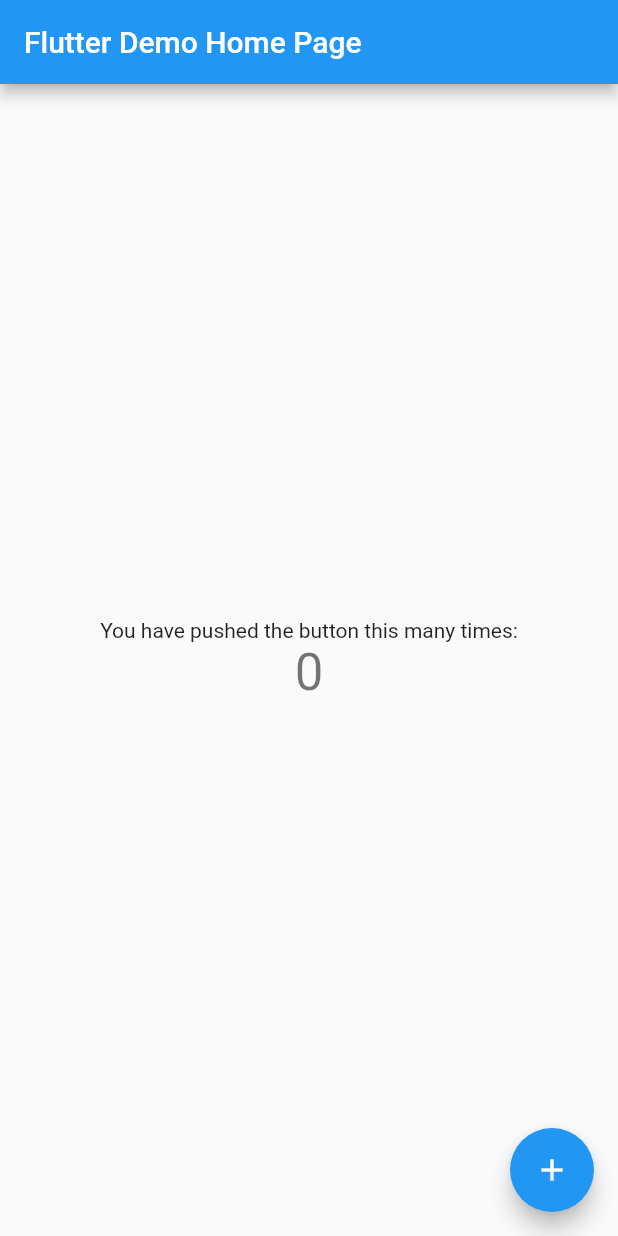
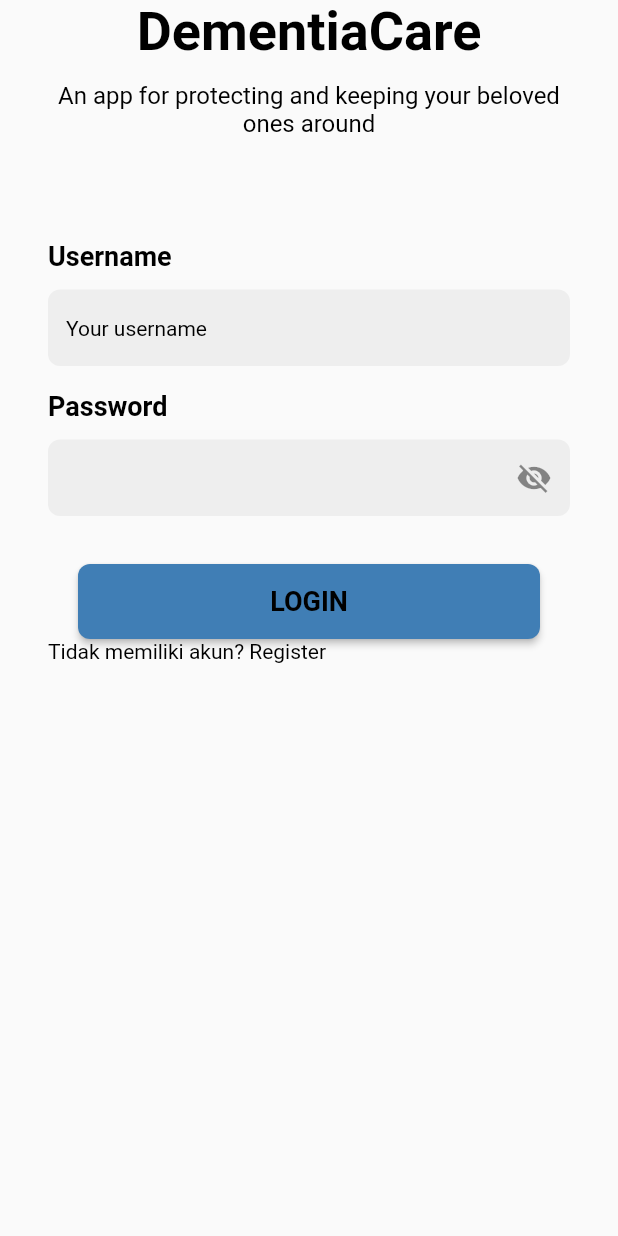
Before and after one commit to WaringWeraWanua/DukungDemensiaFE, a Flutter app: the screen it shows after launch, on a phone screen of 412 x 824 dp. Run offline on Flutter 3.47's test engine with Material 2 defaults, Android fonts, the phone set to English and light mode, and no system bars; Roboto replaces fonts that are missing (HelveticaNeue).

```diff
--- a/dukungan_demensia/lib/main.dart
+++ b/dukungan_demensia/lib/main.dart
@@ -1,4 +1,5 @@
 import 'package:flutter/material.dart';
+import 'package:dukungan_demensia/pages/login_page.dart';
 
 void main() {
   runApp(const MyApp());
@@ -24,7 +25,7 @@ class MyApp extends StatelessWidget {
         // is not restarted.
         primarySwatch: Colors.blue,
       ),
-      home: const MyHomePage(title: 'Flutter Demo Home Page'),
+      home: const LoginPage(),
     );
   }
 }
--- /dev/null
+++ b/dukungan_demensia/lib/pages/login_page.dart
@@ -0,0 +1,138 @@
+// ignore_for_file: prefer_const_constructors, prefer_const_literals_to_create_immutables
+
+import 'package:dukungan_demensia/widgets/layout/text_layout.dart';
+import 'package:flutter/material.dart';
+
+import '../widgets/layout/colors_layout.dart';
+
+class LoginPage extends StatefulWidget {
+  const LoginPage({Key? key}) : super(key: key);
+
+  @override
+  State<LoginPage> createState() => _LoginPageState();
+}
+
+class _LoginPageState extends State<LoginPage> {
+  final _formKey = GlobalKey<FormState>();
+  final _usernameController = TextEditingController();
+  final _passwordController = TextEditingController();
+
+  @override
+  void dispose() {
+    _usernameController.dispose();
+    _passwordController.dispose();
+    super.dispose();
+  }
+
+  void _submitForm() {
+    if (_formKey.currentState!.validate()) {
+      // Perform login logic here
+      final username = _usernameController.text;
+      final password = _passwordController.text;
+      // Call API, perform authentication, etc.
+    }
+  }
+
+  @override
+  Widget build(BuildContext context) {
+    return Scaffold(
+      body: Center(
+        child: Form(
+          key: _formKey,
+          child: Container(
+            margin: EdgeInsets.symmetric(horizontal: 32),
+            child: Column(
+              children: [
+                Column(
+                  mainAxisAlignment: MainAxisAlignment.center,
+                  children: [
+                    Text('DementiaCare', style: TextLayout.display36),
+                    SizedBox(height: 12),
+                    Text('An app for protecting and keeping your beloved ones around', style: TextLayout.body16, textAlign: TextAlign.center,),
+                    SizedBox(height: 68),
+                    Column(
+                      crossAxisAlignment: CrossAxisAlignment.start,
+                      mainAxisAlignment: MainAxisAlignment.start,
+                      children: [
+                        Text('Username', style: TextLayout.title18),
+                        SizedBox(height: 12),
+                        Container(
+                          width: double.infinity,
+                          decoration: BoxDecoration(
+                            color: Colors.grey[200],
+                            borderRadius: BorderRadius.circular(8),
+                          ),
+                          child: TextFormField(
+                            decoration: InputDecoration(
+                              hintText: 'Your username',
+                              border: InputBorder.none,
+                              hintStyle: TextLayout.body14,
+                              contentPadding: EdgeInsets.symmetric(horizontal: 12, vertical: 16)
+                            ),
+                            validator: (value) {
+                              if (value!.isEmpty) {
+                                return 'Please enter a valid username';
+                              } else {
+                                return null;
+                              }
+                            },
+                          ),
+                        ),
+                        SizedBox(height: 16),
+                        Text('Password', style: TextLayout.title18),
+                        SizedBox(height: 12),
+                        Container(
+                          width: double.infinity,
+                          decoration: BoxDecoration(
+                            color: Colors.grey[200],
+                            borderRadius: BorderRadius.circular(8),
+                          ),
+                          child: TextFormField(
+                            decoration: InputDecoration(
+                              border: InputBorder.none,
+                              contentPadding: EdgeInsets.symmetric(horizontal: 12, vertical: 16),
+                              suffixIcon: Icon(Icons.visibility_off),
+                            ),
+                            validator:(value) {
+                              if (value!.isEmpty) {
+                                return 'Please enter a valid password';
+                              } else {
+                                return null;
+                              }
+                            },
+                          ),
+                        ),
+                      ],
+                    )
+                  ],
+                ),
+                SizedBox(height: 32,),
+                Container(
+                  width: double.infinity,
+                  height: 50,
+                  margin: EdgeInsets.symmetric(horizontal: 20),
+                  child: ElevatedButton(
+                    style: ElevatedButton.styleFrom(
+                      backgroundColor: ColorLayout.brBlue75,
+                      shape: RoundedRectangleBorder(
+                        borderRadius: BorderRadius.circular(8),
+                      ),
+                    ),
+                    onPressed: (){},
+                    child: Text('LOGIN', style: TextLayout.title18,),
+                  ),
+                ),
+                Row(
+                  children: [
+                    Text('Tidak memiliki akun?', style: TextLayout.body14,),
+                    Text(' Register', style: TextLayout.body14)
+                  ],
+                ),
+              ],
+            ),
+          ),
+        ),
+      ),
+    );
+  }
+}
```
Also changed, not shown: dukungan_demensia/lib/pages/register_page.dart (added, +255 -0 lines), dukungan_demensia/pubspec.lock, 1 other file.
